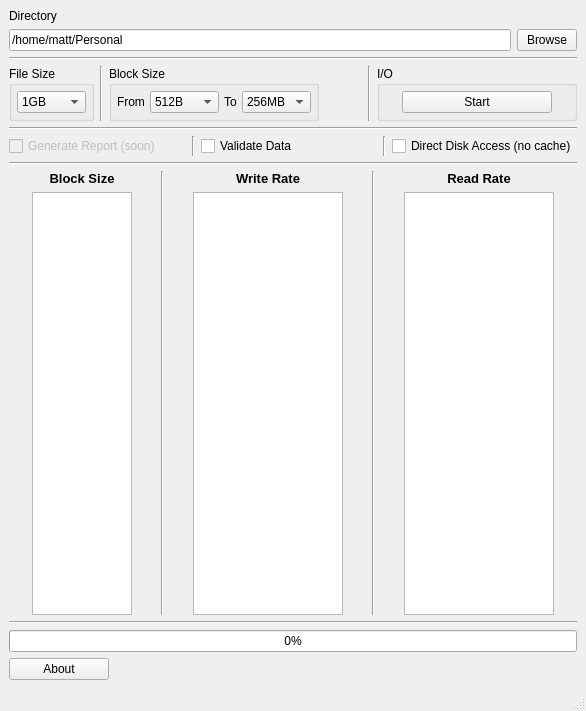
Old version of the form mainwindow.ui in the repository mathieeo/rateCheck.
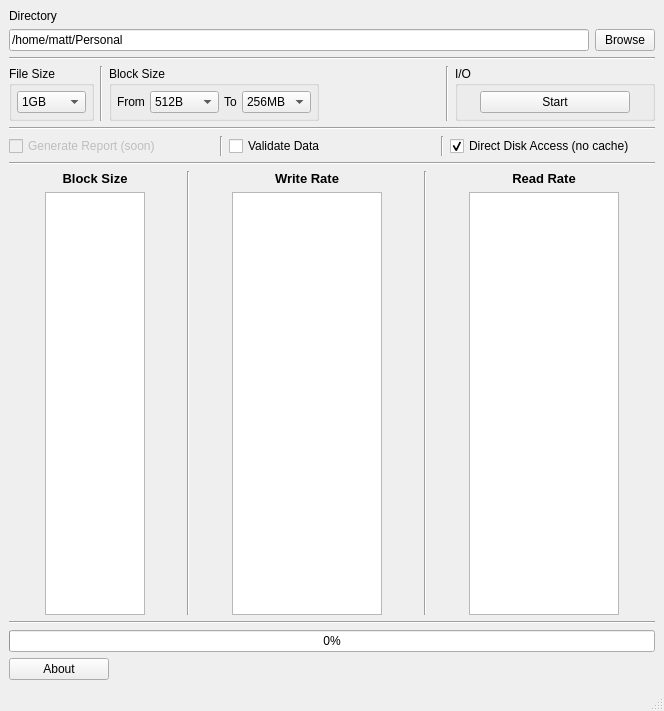
New version of the form.

```diff
--- a/mainwindow.ui
+++ b/mainwindow.ui
@@ -6,7 +6,7 @@
    <rect>
     <x>0</x>
     <y>0</y>
-    <width>586</width>
+    <width>664</width>
     <height>711</height>
    </rect>
   </property>
@@ -570,7 +570,7 @@
          <string>Direct Disk Access (no cache)</string>
         </property>
         <property name="checked">
-         <bool>false</bool>
+         <bool>true</bool>
         </property>
        </widget>
       </item>
```
Left out of the diff: 2 changed lines with no effect on the pictures.
